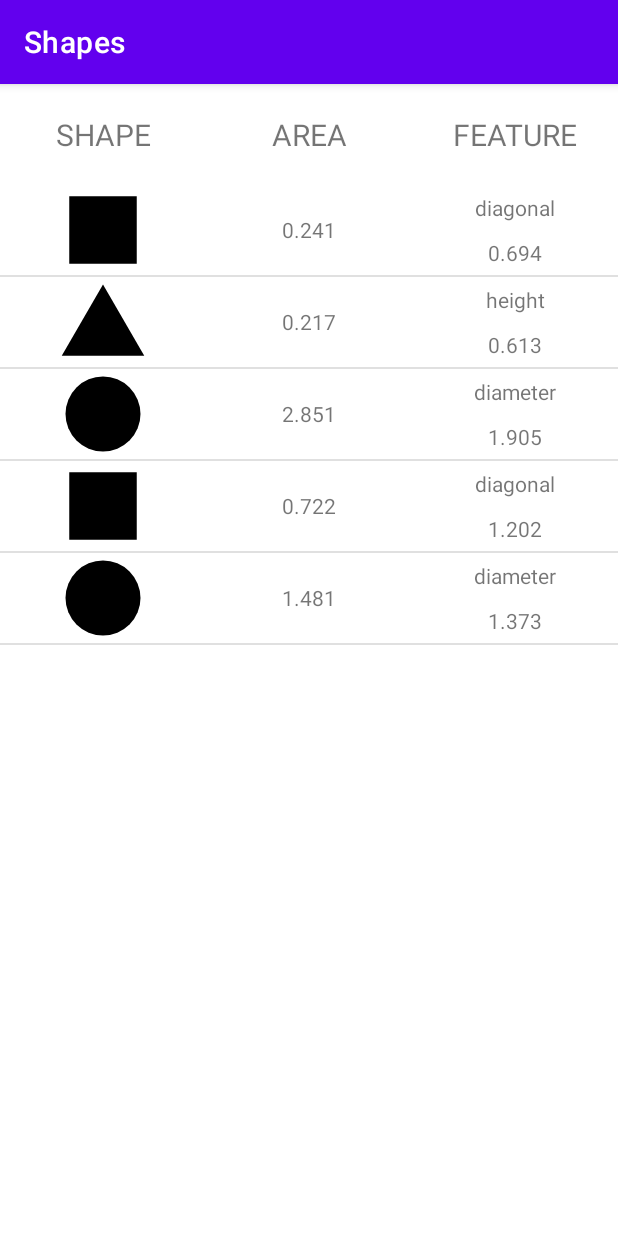
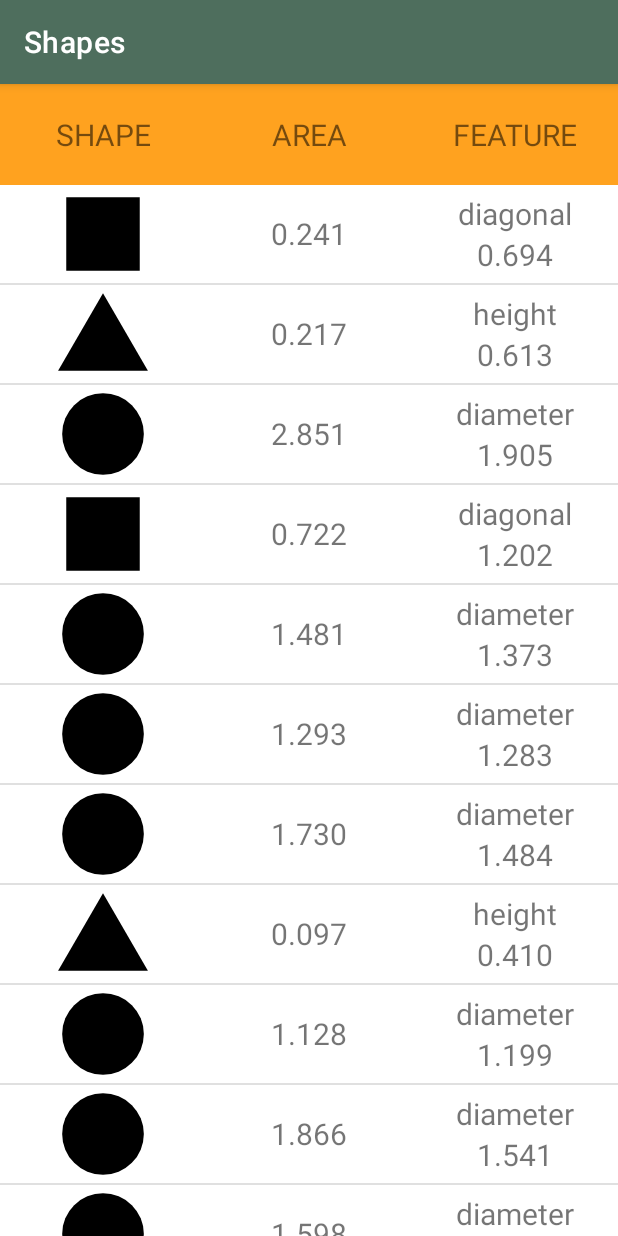
Before and after one commit to Martyn8/Shapes, an Android app: the screen it shows after launch (MainActivity), on a phone screen of 412 x 824 dp. Run offline under Robolectric (Android 15) with nearby library versions, the phone set to English and light mode, and no system bars.

Commit message:
lab 2 finish

```diff
--- a/Shapes/app/src/main/java/com/example/shapes/Adapter.kt
+++ b/Shapes/app/src/main/java/com/example/shapes/Adapter.kt
@@ -4,82 +4,77 @@ import android.content.Context
 import android.view.LayoutInflater
 import android.view.View
 import android.view.ViewGroup
-import android.widget.ArrayAdapter
 import android.widget.BaseAdapter
 import android.widget.ImageView
 import android.widget.TextView
-import java.util.ArrayList
+import java.util.*
 
-class Adapter(private val context: Context,
-                    private val dataSource: ArrayList<Figure>) : BaseAdapter() {
+/*
+Adapter
+Zwraca gotowy wiersz dla listy figur
+ */
+class Adapter(
+    context: Context,
+    private val dataSource: ArrayList<Figure>
+) : BaseAdapter() {
 
-    private val inflater: LayoutInflater
-            = context.getSystemService(Context.LAYOUT_INFLATER_SERVICE) as LayoutInflater
+    private val inflater: LayoutInflater =
+        context.getSystemService(Context.LAYOUT_INFLATER_SERVICE) as LayoutInflater
 
-    //1
+    /*
+    Nadpisanie funkcji
+     */
+    //Pobiera ilośc elementów do wyświetlenia
     override fun getCount(): Int {
         return dataSource.size
     }
 
-    //2
+    //zwraca element do wyświetlenia w danym miejscu
     override fun getItem(position: Int): Any {
         return dataSource[position]
     }
 
-    //3
+    //zwraca unikalne ID dla każdego wiersza listy
     override fun getItemId(position: Int): Long {
         return position.toLong()
     }
 
-    //4
+    //tworzy wiersz listy
     override fun getView(position: Int, convertView: View?, parent: ViewGroup): View {
-        // Get view for row item
+
         val rowView = inflater.inflate(R.layout.row, parent, false)
 
-
-// Get thumbnail element
+        //Pobranie referencji obrazu
         val thumbnailImageView = rowView.findViewById(R.id.rowImage) as ImageView
 
-        // Get area element
+        //pobranie referencji na pole figury
         val areaTextView = rowView.findViewById(R.id.rowArea) as TextView
 
-// Get detail element
+        //pobranie danej charakterystycznej
+        //nazwa
         val detailTextView = rowView.findViewById(R.id.rowDetail) as TextView
 
+        //wartość danej
         val detailTextView2 = rowView.findViewById(R.id.rowDetail2) as TextView
 
-
-        // 1
+        //pobranie danej figury
         val figure = getItem(position) as Figure
 
-// 2
-
+        /*
+        wypełnienie wiersza odpowiendnimi danymi o figurze
+        */
         areaTextView.text = "%.3f".format(figure.figureArea)
 
         detailTextView.text = figure.characteristic
         detailTextView2.text = "%.3f".format(figure.calculateCharacteristic())
 
-        //"%.3f".format(listOfFigures[i].calculateCharacteristic())
-
-// 3
-        /*Picasso.with(context).load(recipe.imageUrl).placeholder(R.mipmap.ic_launcher).into(thumbnailImageView)
-
-        ImageView image =
-        image.setImageResource*/
-
-        if(figure.javaClass.simpleName == "Square"){
+        if (figure.javaClass.simpleName == "Square") {
             thumbnailImageView.setImageResource(R.drawable.square)
-        }
-        else if(figure.javaClass.simpleName == "Triangle"){
+        } else if (figure.javaClass.simpleName == "Triangle") {
             thumbnailImageView.setImageResource(R.drawable.triangle)
-        }
-        else if(figure.javaClass.simpleName == "Circle"){
+        } else if (figure.javaClass.simpleName == "Circle") {
             thumbnailImageView.setImageResource(R.drawable.checkbox_blank_circle)
-        }
-        else thumbnailImageView.setImageResource(R.drawable.ic_launcher_foreground)
-
-
-
+        } else thumbnailImageView.setImageResource(R.drawable.ic_launcher_foreground)
 
         return rowView
     }
--- a/Shapes/app/src/main/java/com/example/shapes/MainActivity.kt
+++ b/Shapes/app/src/main/java/com/example/shapes/MainActivity.kt
@@ -7,41 +7,28 @@ import kotlin.random.Random
 
 
 class MainActivity : AppCompatActivity() {
-
-    //private lateinit var listView: ListView
-
     override fun onCreate(savedInstanceState: Bundle?) {
         super.onCreate(savedInstanceState)
         setContentView(R.layout.activity_main)
 
-        val listOfFigures: ArrayList<Figure> = randomFigures()
-
-
+        val listOfFigures: ArrayList<Figure> = randomFigures()  //lista figur
 
         val listView: ListView = findViewById(R.id.listView)
 
-        //Adapter addList = new Adapter(this, listOfFigures)
 
-        val adapter = Adapter(this, listOfFigures)
+        val adapter = Adapter(this, listOfFigures)  //adapter dla ListView, otrzymuje listę figur do wyświetlenia
         listView.adapter = adapter
-
-        //adapter.addAll(listOfFigures)
-
-        //addList()
-    }
-
-    //var row: TableRow = findViewById<View>(android.R.id.display_row) as TableRow
-
-
-    fun addList() {
 
     }
 
-    fun  randomFigures(): ArrayList<Figure> {
+    /*
+    Funkcja odpowiedzialna za losowanie figur i ich wymiarów
+     */
+    private fun  randomFigures(): ArrayList<Figure> {
         println("Hello world!")
 
 
-        val numberOfFigures = (1..10).random()  //ilość N figur do wylosowania
+        val numberOfFigures = (1..25).random()  //ilość N figur do wylosowania
 
         println("numberOfFigures $numberOfFigures")
 
@@ -76,44 +63,4 @@ class MainActivity : AppCompatActivity() {
         return listOfFigures as ArrayList<Figure>
     }
 
-
 }
-/*
-fun main() {
-
-    println("Hello world!")
-
-
-    val numberOfFigures = (1..10).random()  //ilość N figur do wylosowania
-
-    println("numberOfFigures $numberOfFigures")
-
-
-    val listOfFigures: MutableList<Figure> = mutableListOf()    //lista figur
-
-
-    for (i in 0 until numberOfFigures) {
-
-        when ((1..3).random()) {    //losowanie liczby 1 - 3 na podstawie której wybierana jest figura
-            1 -> {
-                listOfFigures.add(Circle(Random.nextDouble(from = 0.0, until = 1.0)))   //dodanie Koła do listy o losowym promieniu z zakresu 0 - 1
-            }
-            2 -> {
-                listOfFigures.add(Square(Random.nextDouble(from = 0.0, until = 1.0)))   //dodanie Kwadratu do listy o losowym boku z zakresu 0 - 1
-            }
-            3 -> {
-                listOfFigures.add(Triangle(Random.nextDouble(from = 0.0, until = 1.0)))   //dodanie Trójkąta do listy o losowym boku z zakresu 0 - 1
-            }
-            else -> println("no such number")
-        }
-
-        //wyświetlenie każdego elementu listy figur
-        println(
-            "${listOfFigures[i].javaClass.simpleName} " +   //nazwa klasy
-                    "size: " + "%.3f".format(listOfFigures[i].size) +   //rozmiar promienia/boku z dokładnością do 3 miejsc po przecinku
-                    ", area: " + "%.3f".format(listOfFigures[i].figureArea) +   //pole figury z dokładnością do 3 miejsc po przecinku
-                    ", ${listOfFigures[i].characteristic}: " + "%.3f".format(listOfFigures[i].calculateCharacteristic()) //wartość charakteryzująca i jej wymiar z dokładnością do 3 miejsc po przecinku
-        )
-    }
-
-}*/
--- a/Shapes/app/src/main/res/layout/activity_main.xml
+++ b/Shapes/app/src/main/res/layout/activity_main.xml
@@ -10,7 +10,9 @@
         android:id="@+id/linearLayout"
         android:layout_width="match_parent"
         android:layout_height="wrap_content"
-        app:layout_constraintTop_toTopOf="parent">
+        android:background="@color/yellow"
+        app:layout_constraintTop_toTopOf="parent"
+        tools:layout_editor_absoluteX="25dp">
 
         <TextView
             android:id="@+id/textView6"
@@ -49,9 +51,8 @@
     <ListView
         android:id="@+id/listView"
         android:layout_width="0dp"
-        android:layout_height="0dp"
+        android:layout_height="wrap_content"
         android:layout_weight="1"
-        app:layout_constraintBottom_toBottomOf="parent"
         app:layout_constraintEnd_toEndOf="parent"
         app:layout_constraintStart_toStartOf="parent"
         app:layout_constraintTop_toBottomOf="@+id/linearLayout" />
--- a/Shapes/app/src/main/res/layout/row.xml
+++ b/Shapes/app/src/main/res/layout/row.xml
@@ -1,6 +1,7 @@
 <?xml version="1.0" encoding="utf-8"?>
 <TableRow xmlns:android="http://schemas.android.com/apk/res/android"
     xmlns:app="http://schemas.android.com/apk/res-auto"
+    xmlns:tools="http://schemas.android.com/tools"
     android:layout_width="match_parent"
     android:layout_height="match_parent">
 
@@ -9,7 +10,8 @@
         android:layout_width="match_parent"
         android:layout_height="match_parent"
         android:layout_weight="1"
-        app:srcCompat="@android:drawable/btn_star" />
+        app:srcCompat="@android:drawable/btn_star"
+        tools:ignore="ContentDescription,ImageContrastCheck" />
 
     <TextView
         android:id="@+id/rowArea"
@@ -19,8 +21,9 @@
         android:layout_weight="1"
         android:gravity="center"
         android:padding="15dp"
-        android:text="1.21321312"
-        android:textAlignment="center" />
+        android:text="@string/number"
+        android:textAlignment="center"
+        android:textSize="20sp" />
 
     <LinearLayout
         android:layout_width="match_parent"
@@ -35,9 +38,10 @@
             android:layout_gravity="center"
             android:layout_weight="1"
             android:gravity="center"
-            android:padding="5dp"
-            android:text="TextView"
-            android:textAlignment="center" />
+            android:paddingTop="5dp"
+            android:text="@string/text"
+            android:textAlignment="center"
+            android:textSize="20sp" />
 
         <TextView
             android:id="@+id/rowDetail2"
@@ -46,9 +50,11 @@
             android:layout_gravity="center"
             android:layout_weight="1"
             android:gravity="center"
-            android:padding="5dp"
-            android:text="TextView"
-            android:textAlignment="center" />
+            android:paddingBottom="5dp"
+            android:text="@string/number"
+            android:textAlignment="center"
+
+            android:textSize="20sp" />
     </LinearLayout>
 
 </TableRow>
--- a/Shapes/app/src/main/res/values/colors.xml
+++ b/Shapes/app/src/main/res/values/colors.xml
@@ -7,4 +7,8 @@
     <color name="teal_700">#FF018786</color>
     <color name="black">#FF000000</color>
     <color name="white">#FFFFFFFF</color>
+    <color name="darkgreen">#4E6E5D</color>
+    <color name="green">#4DA167</color>
+    <color name="yellow">#FFA21F</color>
+
 </resources>
--- a/Shapes/app/src/main/res/values/strings.xml
+++ b/Shapes/app/src/main/res/values/strings.xml
@@ -3,4 +3,6 @@
     <string name="headertextview1">SHAPE</string>
     <string name="headertextview2">AREA</string>
     <string name="headertextview3">FEATURE</string>
+    <string name="number">1.213</string>
+    <string name="text">text</string>
 </resources>
--- a/Shapes/app/src/main/res/values/themes.xml
+++ b/Shapes/app/src/main/res/values/themes.xml
@@ -2,9 +2,9 @@
     <!-- Base application theme. -->
     <style name="Theme.Shapes" parent="Theme.MaterialComponents.DayNight.DarkActionBar">
         <!-- Primary brand color. -->
-        <item name="colorPrimary">@color/purple_500</item>
-        <item name="colorPrimaryVariant">@color/purple_700</item>
-        <item name="colorOnPrimary">@color/white</item>
+        <item name="colorPrimary">@color/darkgreen</item>
+        <item name="colorPrimaryVariant">@color/darkgreen</item>
+        <item name="colorOnPrimary">@color/green</item>
         <!-- Secondary brand color. -->
         <item name="colorSecondary">@color/teal_200</item>
         <item name="colorSecondaryVariant">@color/teal_700</item>
```
